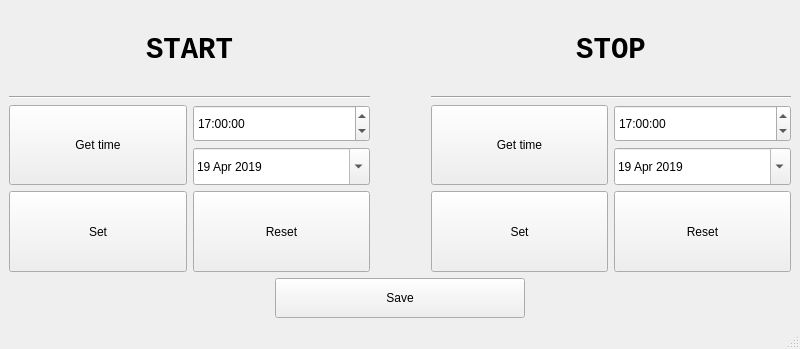
Above: Time_Save_Window.ui from parhamk75/Project-Manager-Project before the change. Below: the same form after it.
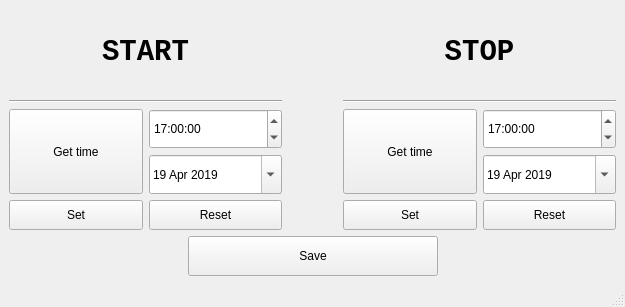
That is the form after the change.

Commit message: foundamental parts added to code

Patch:
```diff
--- a/Time_Save_Window.ui
+++ b/Time_Save_Window.ui
@@ -6,8 +6,8 @@
    <rect>
     <x>0</x>
     <y>0</y>
-    <width>800</width>
-    <height>349</height>
+    <width>625</width>
+    <height>307</height>
    </rect>
   </property>
   <property name="windowTitle">
@@ -103,6 +103,18 @@
               <verstretch>0</verstretch>
              </sizepolicy>
             </property>
+            <property name="minimumSize">
+             <size>
+              <width>0</width>
+              <height>70</height>
+             </size>
+            </property>
+            <property name="maximumSize">
+             <size>
+              <width>173</width>
+              <height>16777215</height>
+             </size>
+            </property>
             <property name="text">
              <string>Get time</string>
             </property>
@@ -120,6 +132,12 @@
               <verstretch>0</verstretch>
              </sizepolicy>
             </property>
+            <property name="maximumSize">
+             <size>
+              <width>16777215</width>
+              <height>30</height>
+             </size>
+            </property>
             <property name="text">
              <string>Set</string>
             </property>
@@ -133,6 +151,12 @@
               <verstretch>0</verstretch>
              </sizepolicy>
             </property>
+            <property name="maximumSize">
+             <size>
+              <width>16777215</width>
+              <height>30</height>
+             </size>
+            </property>
             <property name="text">
              <string>Reset</string>
             </property>
@@ -244,6 +268,18 @@
               <verstretch>0</verstretch>
              </sizepolicy>
             </property>
+            <property name="minimumSize">
+             <size>
+              <width>0</width>
+              <height>70</height>
+             </size>
+            </property>
+            <property name="maximumSize">
+             <size>
+              <width>173</width>
+              <height>16777215</height>
+             </size>
+            </property>
             <property name="text">
              <string>Get time</string>
             </property>
@@ -261,6 +297,12 @@
               <verstretch>0</verstretch>
              </sizepolicy>
             </property>
+            <property name="maximumSize">
+             <size>
+              <width>16777215</width>
+              <height>30</height>
+             </size>
+            </property>
             <property name="text">
              <string>Set</string>
             </property>
@@ -274,6 +316,12 @@
               <verstretch>0</verstretch>
              </sizepolicy>
             </property>
+            <property name="maximumSize">
+             <size>
+              <width>16777215</width>
+              <height>30</height>
+             </size>
+            </property>
             <property name="text">
              <string>Reset</string>
             </property>
```
Left out of the diff: 38 changed lines with no effect on the pictures. The commit also changes 2 other files.
